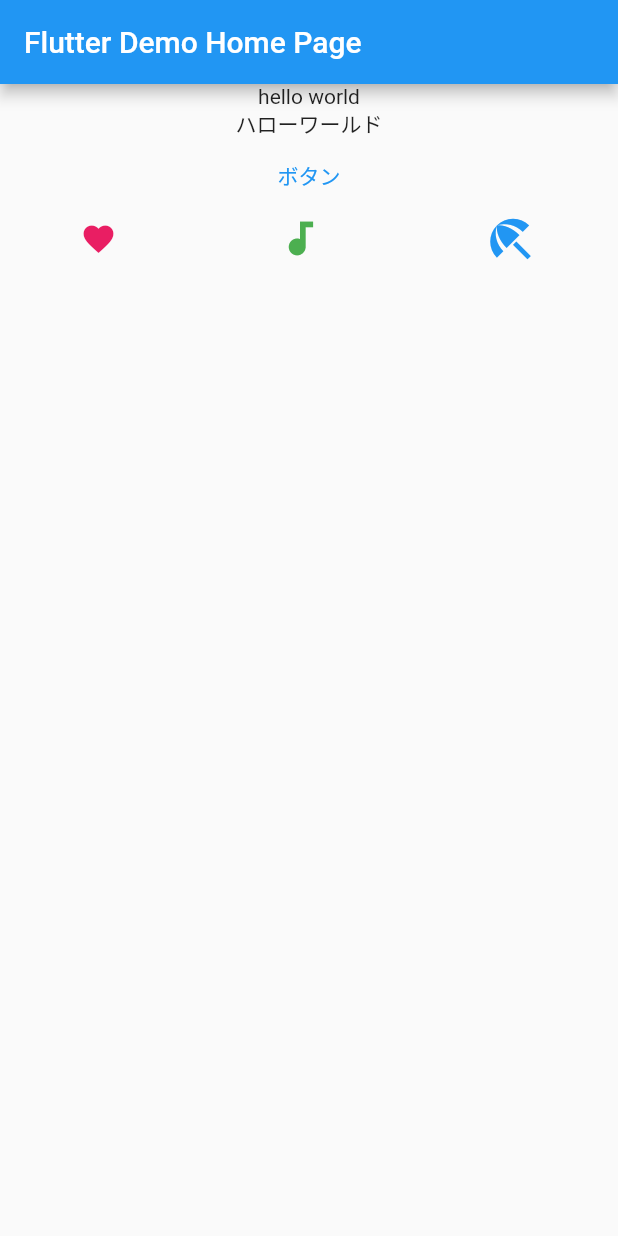
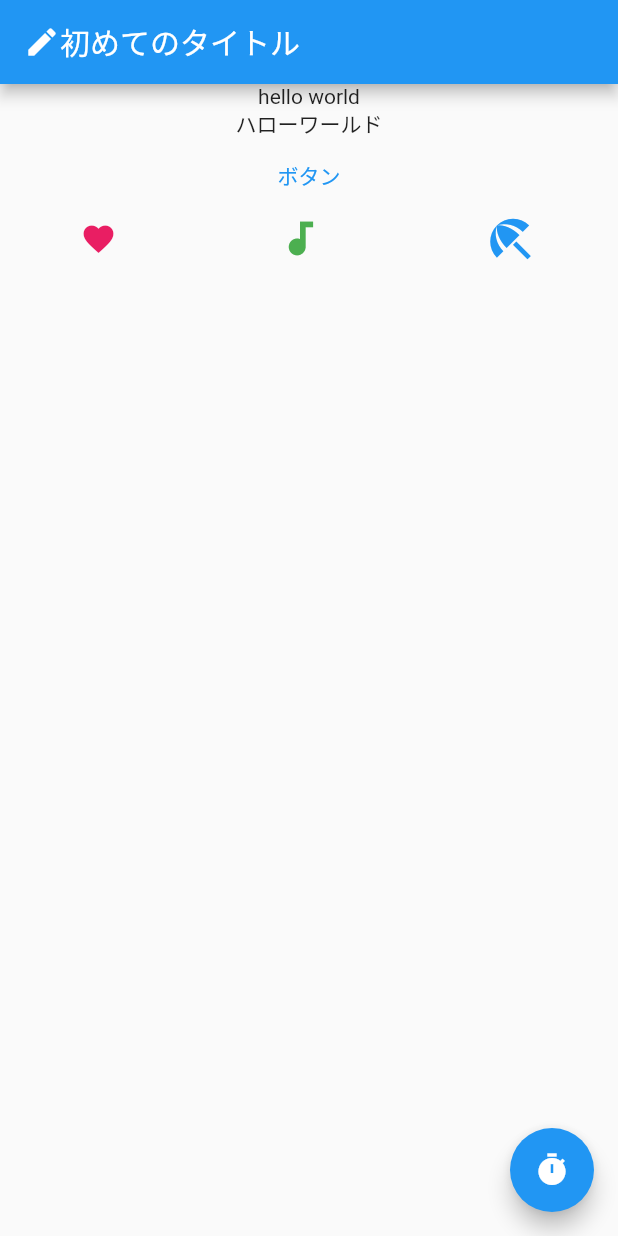
Before and after one commit to kyong0612/hello-flutter, a Flutter app: the screen it shows after launch, on a phone screen of 412 x 824 dp. Run offline on Flutter 3.47's test engine with Material 2 defaults, Android fonts, the phone set to English and light mode, and no system bars.

Commit message:
feat: UI

```diff
--- a/helloworld/lib/main.dart
+++ b/helloworld/lib/main.dart
@@ -66,8 +66,12 @@ class _MyHomePageState extends State<MyHomePage> {
   Widget build(BuildContext context) {
     return Scaffold(
       appBar: AppBar(
-        title: Text(widget.title),
-      ),
+          title: Row(
+        children: const [
+          Icon(Icons.create),
+          Text('初めてのタイトル'),
+        ],
+      )),
       body: Column(
         children: [
           const Text('hello world'),
@@ -98,6 +102,10 @@ class _MyHomePageState extends State<MyHomePage> {
               ]),
         ],
       ),
+      floatingActionButton: FloatingActionButton(
+        onPressed: () => {print('押したね？')},
+        child: const Icon(Icons.timer),
+      ),
     );
   }
 }
```
